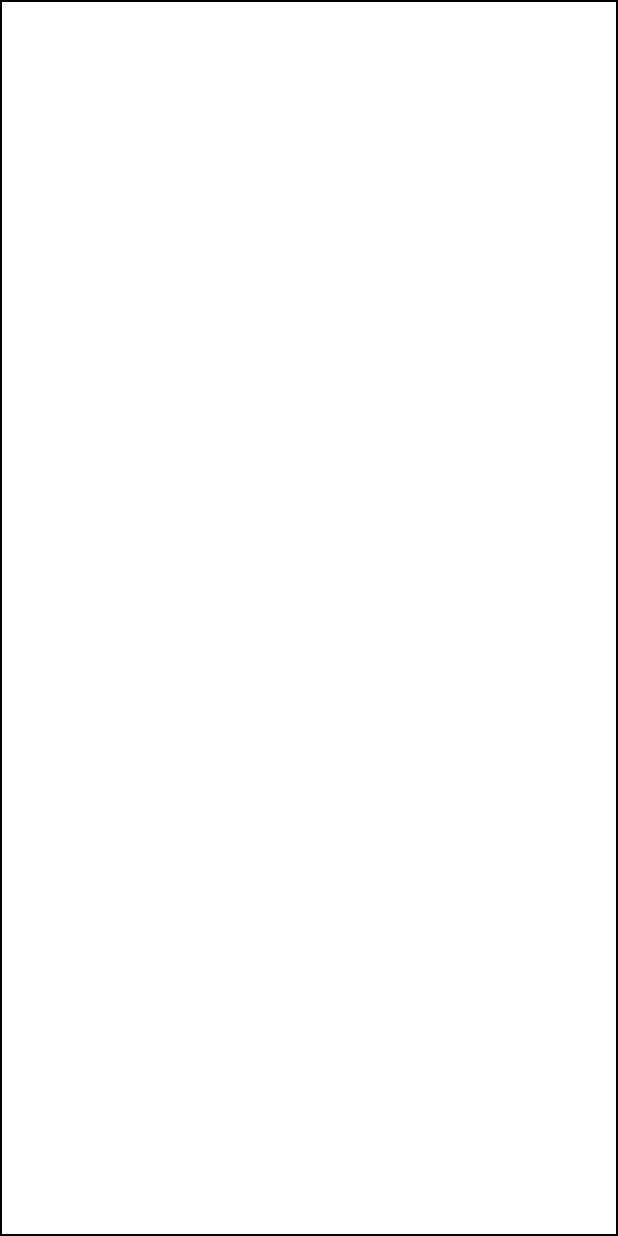
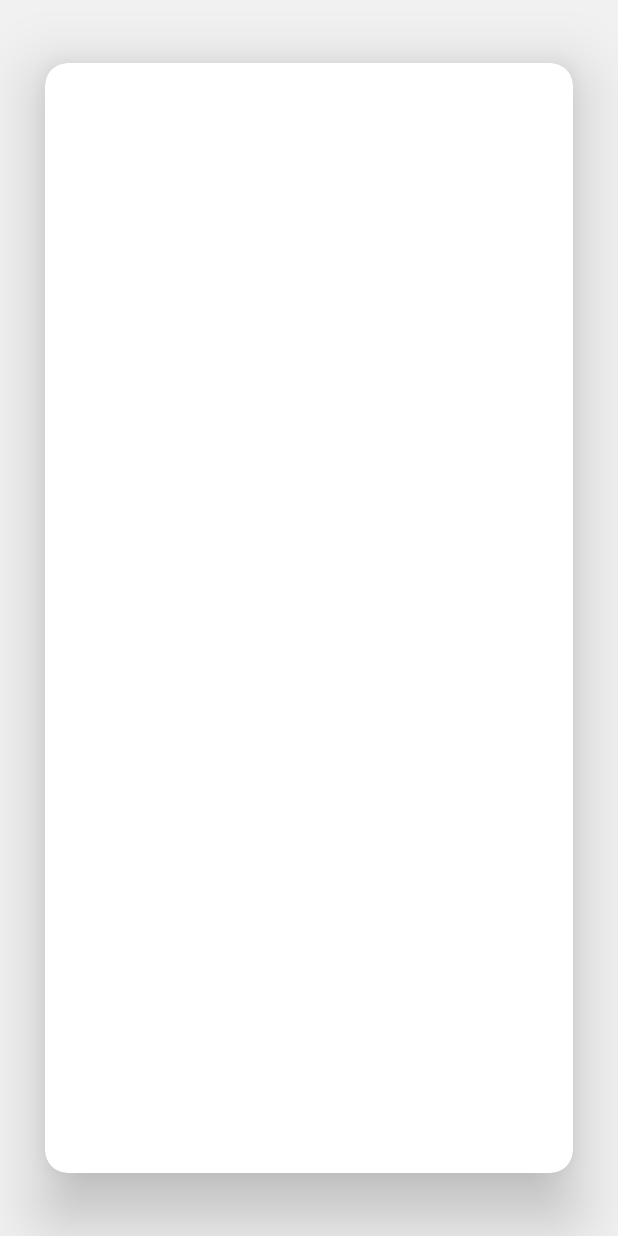
Before and after one commit to tahunic/BooksApp, an Android app: the layout card_item.xml on its own in the app's theme, with its tools: preview values and no code run, on a phone screen of 412 x 824 dp. Run offline under Robolectric (Android 15) with nearby library versions, the phone set to English and light mode, and no system bars.

Commit message:
Design change

```diff
--- a/app/build.gradle
+++ b/app/build.gradle
@@ -28,6 +28,7 @@ dependencies {
     implementation 'com.jakewharton:butterknife:8.5.1'
     implementation 'com.google.code.gson:gson:2.2.+'
     implementation 'com.github.devlight:infinitecycleviewpager:1.0.2'
+    implementation 'com.android.support:cardview-v7:26.1.0'
     annotationProcessor 'com.jakewharton:butterknife-compiler:8.5.1'
     testImplementation 'junit:junit:4.12'
     androidTestImplementation 'com.android.support.test:runner:1.0.1'
--- a/app/src/main/res/layout/activity_books_cards.xml
+++ b/app/src/main/res/layout/activity_books_cards.xml
@@ -20,7 +20,7 @@
         app:icvp_scroll_duration="250"
         app:icvp_center_page_scale_offset="30dp"
         app:icvp_min_page_scale_offset="5dp"
-        app:icvp_max_page_scale="0.8"
+        app:icvp_max_page_scale="0.7"
         app:icvp_min_page_scale="0.55"
         app:icvp_medium_scaled="false"
 
--- a/app/src/main/res/layout/card_item.xml
+++ b/app/src/main/res/layout/card_item.xml
@@ -1,12 +1,22 @@
 <?xml version="1.0" encoding="utf-8"?>
 <LinearLayout xmlns:android="http://schemas.android.com/apk/res/android"
     android:layout_width="match_parent"
-    android:layout_height="match_parent">
+    android:layout_height="match_parent"
+    xmlns:app="http://schemas.android.com/apk/res-auto">
 
-    <ImageView
-        android:id="@+id/cardBook"
+    <android.support.v7.widget.CardView
         android:layout_width="match_parent"
         android:layout_height="match_parent"
-        android:background="@drawable/image_border"/>
+        app:cardUseCompatPadding="true"
+        app:cardElevation="25dp"
+        app:cardCornerRadius="15dp">
+
+        <ImageView
+            android:id="@+id/cardBook"
+            android:layout_width="match_parent"
+            android:layout_height="match_parent"/>
+
+    </android.support.v7.widget.CardView>
+
 
 </LinearLayout>
--- /dev/null
+++ b/app/src/main/res/layout/progress_bar.xml
@@ -0,0 +1,6 @@
+<?xml version="1.0" encoding="utf-8"?>
+<ProgressBar xmlns:android="http://schemas.android.com/apk/res/android"
+    android:id="@+id/progressBar"
+    android:layout_width="wrap_content"
+    android:layout_height="wrap_content"
+    android:layout_centerInParent="true" />
```
Also changed, not shown: app/src/main/res/drawable/page_background.xml (added, +12 -0 lines), app/src/main/res/drawable/shadow_21351.9.png (added).
